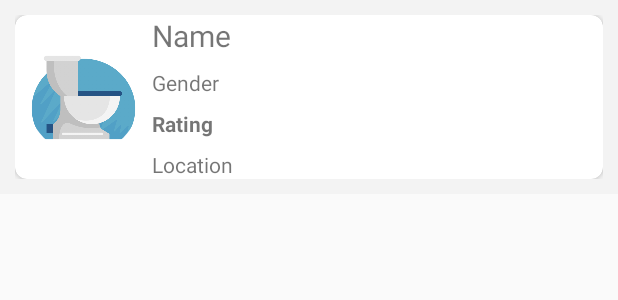
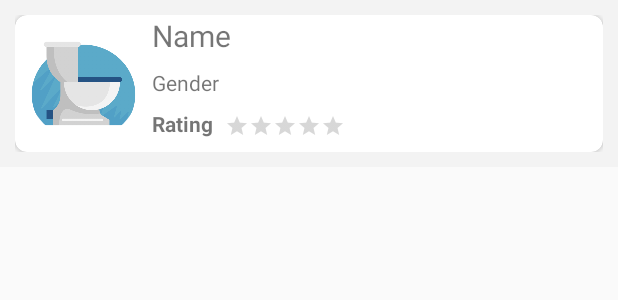
Before and after one commit to Team-Baskerville/Toilocate-mobile, an Android app: the layout card_view.xml on its own in the app's theme, with its tools: preview values and no code run, on a phone screen of 412 x 824 dp. Shown: the top 300 px of the screen. Run offline under Robolectric (Android 15) with nearby library versions, the phone set to English and light mode, and no system bars.

Commit message:
Cardview UI improved

```diff
--- a/app/src/main/res/layout/card_view.xml
+++ b/app/src/main/res/layout/card_view.xml
@@ -65,24 +65,21 @@
                 android:layout_height="wrap_content"
                 android:layout_marginStart="8dp"
                 android:layout_marginTop="8dp"
-                android:layout_marginEnd="8dp"
                 android:text="Rating"
                 android:textStyle="bold"
-                app:layout_constraintEnd_toEndOf="parent"
                 app:layout_constraintStart_toEndOf="@+id/imageNearbyToilet"
                 app:layout_constraintTop_toBottomOf="@+id/textViewCardGender" />
 
-            <TextView
-                android:id="@+id/textViewCardLocation"
-                android:layout_width="0dp"
+            <RatingBar
+                android:id="@+id/ratingBarCard"
+                style="@style/Widget.AppCompat.RatingBar.Small"
+                android:layout_width="wrap_content"
                 android:layout_height="wrap_content"
                 android:layout_marginStart="8dp"
-                android:layout_marginTop="8dp"
-                android:layout_marginEnd="8dp"
-                android:text="Location"
-                app:layout_constraintEnd_toEndOf="parent"
-                app:layout_constraintStart_toEndOf="@+id/imageNearbyToilet"
-                app:layout_constraintTop_toBottomOf="@+id/textViewCardRating" />
+                android:isIndicator="true"
+                app:layout_constraintBottom_toBottomOf="@+id/textViewCardRating"
+                app:layout_constraintStart_toEndOf="@+id/textViewCardRating" />
+
         </androidx.constraintlayout.widget.ConstraintLayout>
     </androidx.cardview.widget.CardView>
 </androidx.constraintlayout.widget.ConstraintLayout>
```
Also changed, not shown: app/src/main/java/com/baskerville/toilocate/Adapter.java (+24 -13 lines).
